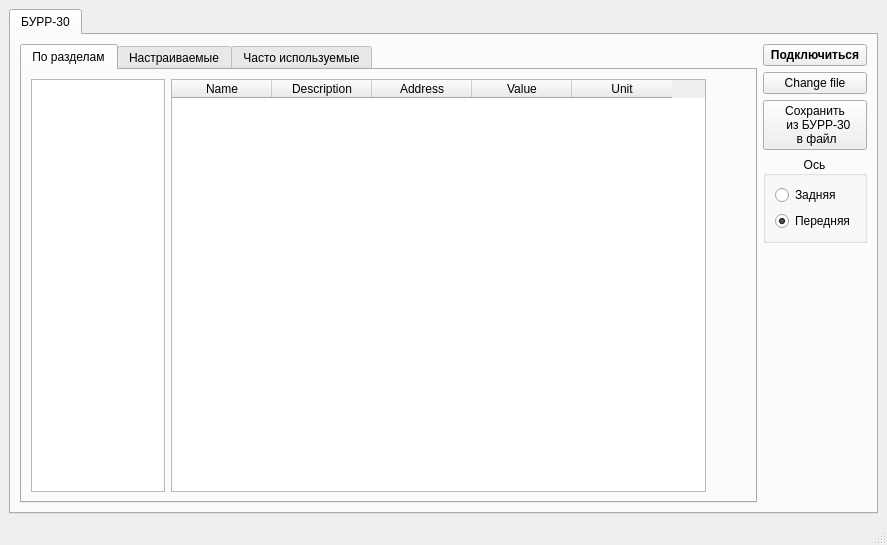
First picture: the form in CANAnalyzer_2.ui, repository hochu-leto/BURR-settings, before the edit.
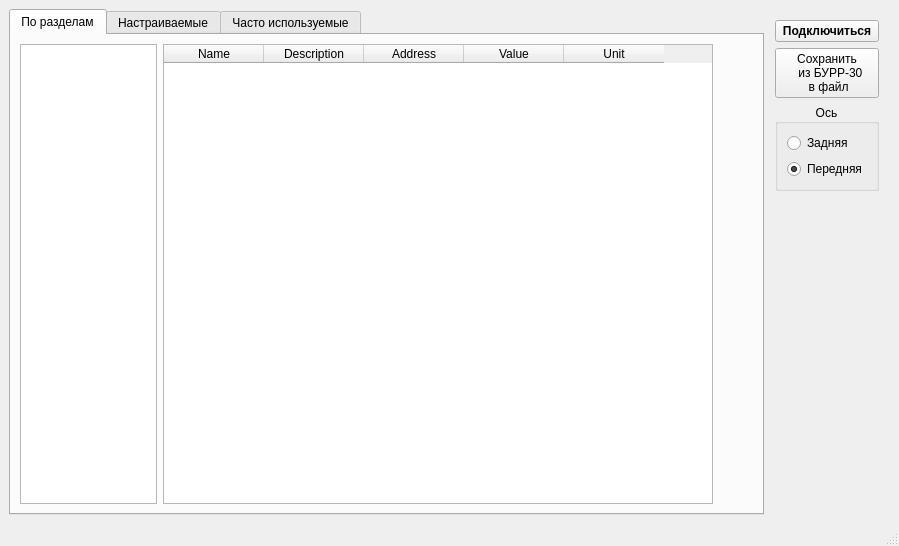
Second picture: the form after the edit. The open tabs and pages were chosen to show the change.

The edit to the form file:
```diff
--- a/CANAnalyzer_2.ui
+++ b/CANAnalyzer_2.ui
@@ -6,8 +6,8 @@
    <rect>
     <x>0</x>
     <y>0</y>
-    <width>887</width>
-    <height>545</height>
+    <width>899</width>
+    <height>546</height>
    </rect>
   </property>
   <property name="sizePolicy">
@@ -19,6 +19,12 @@
   <property name="windowTitle">
    <string>Настройка БУРР-30</string>
   </property>
+  <property name="iconSize">
+   <size>
+    <width>260</width>
+    <height>30</height>
+   </size>
+  </property>
   <widget class="QWidget" name="centralwidget">
    <property name="enabled">
     <bool>true</bool>
@@ -41,45 +47,11 @@
      <height>1500</height>
     </size>
    </property>
-   <layout class="QGridLayout" name="gridLayout_2">
-    <item row="0" column="0">
-     <widget class="QTabWidget" name="CAN">
-      <property name="enabled">
-       <bool>true</bool>
-      </property>
-      <property name="focusPolicy">
-       <enum>Qt::NoFocus</enum>
-      </property>
-      <property name="contextMenuPolicy">
-       <enum>Qt::NoContextMenu</enum>
-      </property>
-      <property name="acceptDrops">
-       <bool>false</bool>
-      </property>
-      <property name="tabShape">
-       <enum>QTabWidget::Rounded</enum>
-      </property>
-      <property name="currentIndex">
-       <number>0</number>
-      </property>
-      <property name="iconSize">
-       <size>
-        <width>20</width>
-        <height>20</height>
-       </size>
-      </property>
-      <property name="elideMode">
-       <enum>Qt::ElideRight</enum>
-      </property>
-      <widget class="QWidget" name="burr30">
-       <attribute name="title">
-        <string>БУРР-30</string>
-       </attribute>
-       <layout class="QHBoxLayout" name="horizontalLayout_2" stretch="10,0">
+   <layout class="QHBoxLayout" name="horizontalLayout_2" stretch="0,0">
         <item>
          <widget class="QTabWidget" name="tab_burr">
           <property name="sizePolicy">
-           <sizepolicy hsizetype="Preferred" vsizetype="Preferred">
+       <sizepolicy hsizetype="Expanding" vsizetype="Expanding">
             <horstretch>0</horstretch>
             <verstretch>0</verstretch>
            </sizepolicy>
@@ -97,7 +69,7 @@
            <attribute name="title">
             <string>По разделам</string>
            </attribute>
-           <layout class="QHBoxLayout" name="horizontalLayout_3">
+       <layout class="QVBoxLayout" name="verticalLayout_2">
             <item>
              <layout class="QHBoxLayout" name="horizontalLayout" stretch="1,4,0">
               <item>
@@ -692,6 +664,18 @@
         </item>
         <item>
          <layout class="QVBoxLayout" name="verticalLayout">
+      <property name="sizeConstraint">
+       <enum>QLayout::SetFixedSize</enum>
+      </property>
+      <property name="leftMargin">
+       <number>5</number>
+      </property>
+      <property name="topMargin">
+       <number>11</number>
+      </property>
+      <property name="rightMargin">
+       <number>11</number>
+      </property>
           <item>
            <widget class="QPushButton" name="pushButton_2">
             <property name="font">
@@ -705,13 +689,6 @@
             </property>
            </widget>
           </item>
-          <item>
-           <widget class="QPushButton" name="change_file_btn">
-            <property name="text">
-             <string>Change file</string>
-            </property>
-           </widget>
-          </item>
           <item>
            <widget class="QPushButton" name="pushButton">
             <property name="text">
@@ -723,6 +700,15 @@
           </item>
           <item>
            <widget class="QGroupBox" name="groupBox">
+        <property name="sizePolicy">
+         <sizepolicy hsizetype="Minimum" vsizetype="Minimum">
+          <horstretch>0</horstretch>
+          <verstretch>0</verstretch>
+         </sizepolicy>
+        </property>
+        <property name="layoutDirection">
+         <enum>Qt::LeftToRight</enum>
+        </property>
             <property name="title">
              <string>Ось</string>
             </property>
@@ -768,10 +754,6 @@
            </spacer>
           </item>
          </layout>
-        </item>
-       </layout>
-      </widget>
-     </widget>
     </item>
    </layout>
   </widget>
```
Lines whose indentation alone changed are shown as unchanged.
